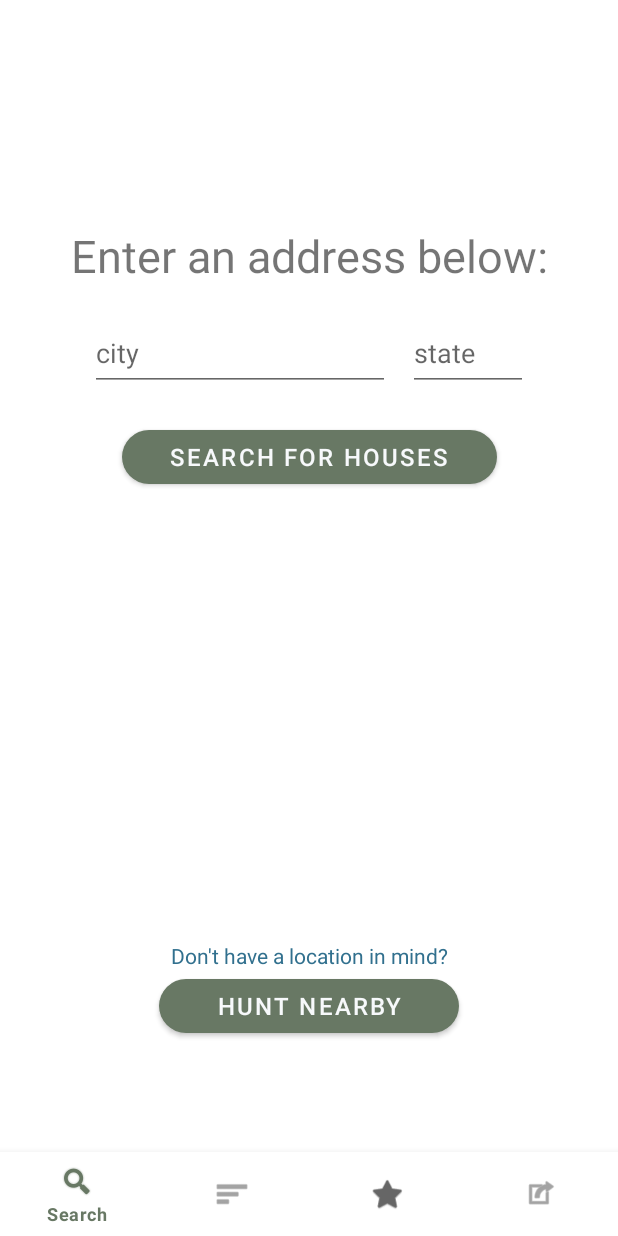
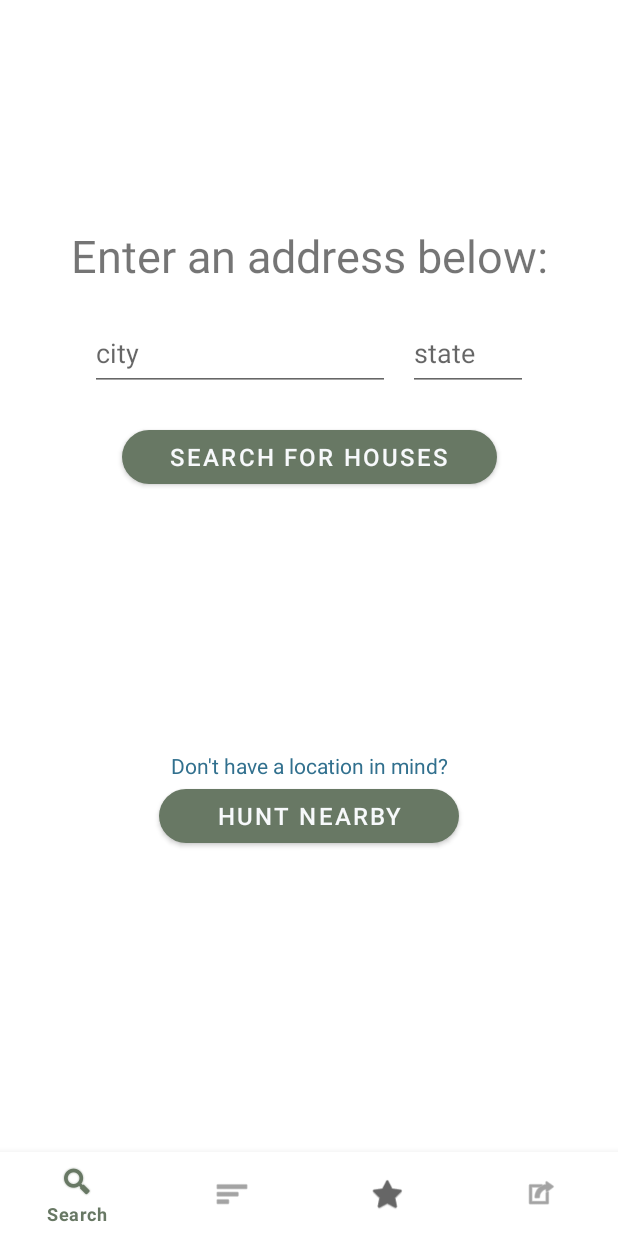
Before and after one commit to OSU-CodePath-Android-Spring-2022/real-estate-app, an Android app: the SearchFragment screen opened directly, with no data from a screen before it, on a phone screen of 412 x 824 dp. Run offline under Robolectric (Android 15) with nearby library versions, the phone set to English and light mode, and no system bars; libraries missing offline, so code that uses them is left out: com.codepath.asynchttpclient, com.parse.

Commit message:
Change spacing in search screen to show search by nearby location

```diff
--- a/app/src/main/res/layout/fragment_search.xml
+++ b/app/src/main/res/layout/fragment_search.xml
@@ -63,9 +63,10 @@
         android:id="@+id/pbLoading"
         android:layout_width="wrap_content"
         android:layout_height="wrap_content"
+        android:layout_marginTop="62dp"
         android:visibility="invisible"
-        android:layout_marginTop="125dp"
         app:layout_constraintEnd_toEndOf="parent"
+        app:layout_constraintHorizontal_bias="0.498"
         app:layout_constraintStart_toStartOf="parent"
         app:layout_constraintTop_toBottomOf="@+id/btnSearch" />
 
@@ -75,7 +76,7 @@
         android:layout_height="wrap_content"
         android:text="Don't have a location in mind?"
         android:textColor="@color/blue_1"
-        android:layout_marginTop="125dp"
+        android:layout_marginTop="62dp"
         app:layout_constraintEnd_toEndOf="parent"
         app:layout_constraintStart_toStartOf="parent"
         app:layout_constraintTop_toBottomOf="@+id/pbLoading" />
```
